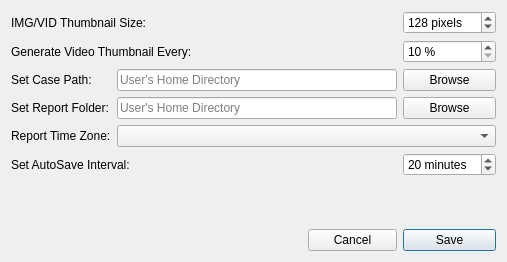
Qt form settingsdialog.ui (pjrinaldi/wombatforensics) before a commit.
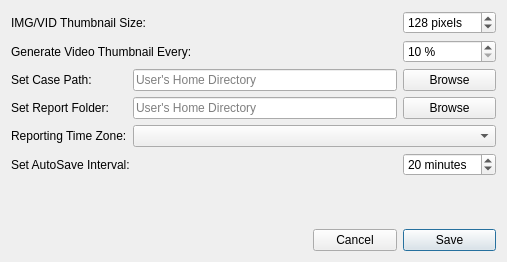
The same form after that commit.

Commit message: modified settings timezone label

Diff of the .ui file:
```diff
--- a/settingsdialog.ui
+++ b/settingsdialog.ui
@@ -185,7 +185,7 @@
    <item row="4" column="0">
     <widget class="QLabel" name="timezonelabel">
      <property name="text">
-      <string>Report Time Zone:</string>
+      <string>Reporting Time Zone:</string>
      </property>
     </widget>
    </item>
```
The commit also changes 1 other file.
